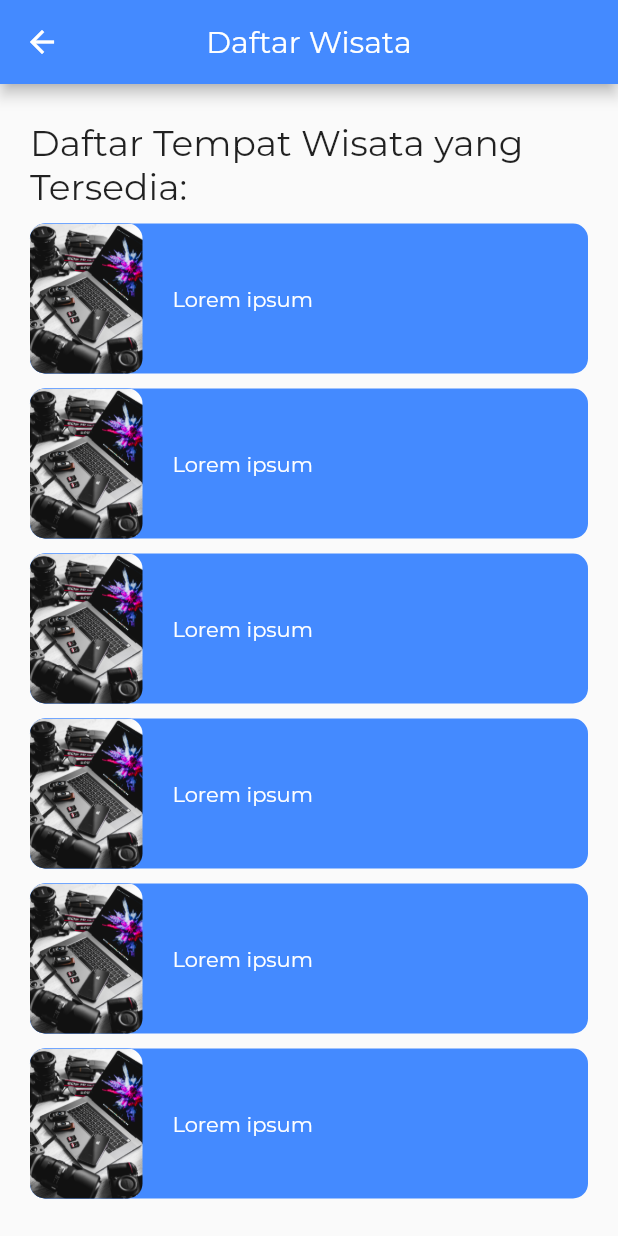
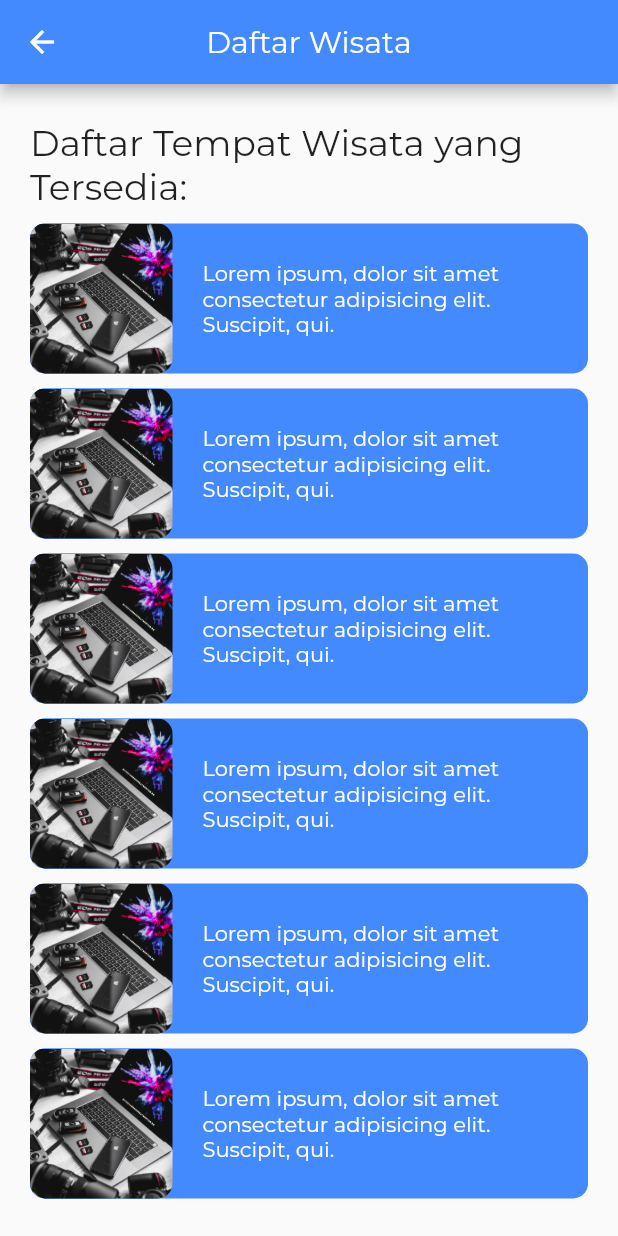
Before and after one commit to MuhammadFarhan200/belajar-flutter-new, a Flutter app: the DaftarWisata screen opened directly, on a phone screen of 412 x 824 dp. Run offline on Flutter 3.47's test engine with Material 2 defaults, Android fonts, the phone set to English and light mode, and no system bars; our stand-ins replace awesome_snackbar_content, google_fonts, rflutter_alert; missing offline and left inert: dart:html, splash_screen_view; project files that could hold a hidden picture were left out.

Commit message:
Menyesuaikan ukuran container pada task 25-10-2022

```diff
--- a/lib/main.dart
+++ b/lib/main.dart
@@ -1,11 +1,6 @@
 import 'package:flutter/material.dart';
-import 'package:movie_apps/ui/gridView/gridInGrid.dart';
-import 'package:movie_apps/ui/tabNavigation/bottomNavigation.dart';
-import 'package:movie_apps/ui/tabNavigation/latihan/homeScreen.dart';
 import 'package:movie_apps/ui/tabNavigation/latihan/loginScreen.dart';
-import 'package:movie_apps/ui/tabNavigation/tabBar.dart';
 import 'package:splash_screen_view/SplashScreenView.dart';
-import 'package:splash_screen_view/splash_screen_view.dart';
 
 void main() {
   runApp(MyApp());
--- a/lib/ui/tabNavigation/latihan/daftarWisata.dart
+++ b/lib/ui/tabNavigation/latihan/daftarWisata.dart
@@ -10,6 +10,7 @@ class DaftarWisata extends StatefulWidget {
 class _DaftarWisataState extends State<DaftarWisata> {
   @override
   Widget build(BuildContext context) {
+    var deviceWidth = MediaQuery.of(context).size.width;
     return Scaffold(
       appBar: AppBar(
         title: Text('Daftar Wisata'),
@@ -37,7 +38,7 @@ class _DaftarWisataState extends State<DaftarWisata> {
               child: Row(
                 children: [
                   Container(
-                    width: 75,
+                    width: 95,
                     decoration: BoxDecoration(
                       color: Colors.blueAccent,
                       borderRadius: BorderRadius.circular(10),
@@ -48,9 +49,10 @@ class _DaftarWisataState extends State<DaftarWisata> {
                     ),
                   ),
                   Container(
+                    width: deviceWidth * 0.6,
                     padding: EdgeInsets.all(20),
                     child: Text(
-                      'Lorem ipsum',
+                      'Lorem ipsum, dolor sit amet consectetur adipisicing elit. Suscipit, qui.',
                       style: TextStyle(color: Colors.white),
                     ),
                   ),
@@ -67,7 +69,7 @@ class _DaftarWisataState extends State<DaftarWisata> {
               child: Row(
                 children: [
                   Container(
-                    width: 75,
+                    width: 95,
                     decoration: BoxDecoration(
                       color: Colors.blueAccent,
                       borderRadius: BorderRadius.circular(10),
@@ -78,9 +80,10 @@ class _DaftarWisataState extends State<DaftarWisata> {
                     ),
                   ),
                   Container(
+                    width: deviceWidth * 0.6,
                     padding: EdgeInsets.all(20),
                     child: Text(
-                      'Lorem ipsum',
+                      'Lorem ipsum, dolor sit amet consectetur adipisicing elit. Suscipit, qui.',
                       style: TextStyle(color: Colors.white),
                     ),
                   ),
@@ -97,7 +100,7 @@ class _DaftarWisataState extends State<DaftarWisata> {
               child: Row(
                 children: [
                   Container(
-                    width: 75,
+                    width: 95,
                     decoration: BoxDecoration(
                       color: Colors.blueAccent,
                       borderRadius: BorderRadius.circular(10),
@@ -108,9 +111,10 @@ class _DaftarWisataState extends State<DaftarWisata> {
                     ),
                   ),
                   Container(
+                    width: deviceWidth * 0.6,
                     padding: EdgeInsets.all(20),
                     child: Text(
-                      'Lorem ipsum',
+                      'Lorem ipsum, dolor sit amet consectetur adipisicing elit. Suscipit, qui.',
                       style: TextStyle(color: Colors.white),
                     ),
                   ),
@@ -127,7 +131,7 @@ class _DaftarWisataState extends State<DaftarWisata> {
               child: Row(
                 children: [
                   Container(
-                    width: 75,
+                    width: 95,
                     decoration: BoxDecoration(
                       color: Colors.blueAccent,
                       borderRadius: BorderRadius.circular(10),
@@ -138,9 +142,10 @@ class _DaftarWisataState extends State<DaftarWisata> {
                     ),
                   ),
                   Container(
+                    width: deviceWidth * 0.6,
                     padding: EdgeInsets.all(20),
                     child: Text(
-                      'Lorem ipsum',
+                      'Lorem ipsum, dolor sit amet consectetur adipisicing elit. Suscipit, qui.',
                       style: TextStyle(color: Colors.white),
                     ),
                   ),
@@ -157,7 +162,7 @@ class _DaftarWisataState extends State<DaftarWisata> {
               child: Row(
                 children: [
                   Container(
-                    width: 75,
+                    width: 95,
                     decoration: BoxDecoration(
                       color: Colors.blueAccent,
                       borderRadius: BorderRadius.circular(10),
@@ -168,9 +173,10 @@ class _DaftarWisataState extends State<DaftarWisata> {
                     ),
                   ),
                   Container(
+                    width: deviceWidth * 0.6,
                     padding: EdgeInsets.all(20),
                     child: Text(
-                      'Lorem ipsum',
+                      'Lorem ipsum, dolor sit amet consectetur adipisicing elit. Suscipit, qui.',
                       style: TextStyle(color: Colors.white),
                     ),
                   ),
@@ -187,7 +193,7 @@ class _DaftarWisataState extends State<DaftarWisata> {
               child: Row(
                 children: [
                   Container(
-                    width: 75,
+                    width: 95,
                     decoration: BoxDecoration(
                       color: Colors.blueAccent,
                       borderRadius: BorderRadius.circular(10),
@@ -198,9 +204,10 @@ class _DaftarWisataState extends State<DaftarWisata> {
                     ),
                   ),
                   Container(
+                    width: deviceWidth * 0.6,
                     padding: EdgeInsets.all(20),
                     child: Text(
-                      'Lorem ipsum',
+                      'Lorem ipsum, dolor sit amet consectetur adipisicing elit. Suscipit, qui.',
                       style: TextStyle(color: Colors.white),
                     ),
                   ),
--- a/lib/ui/tabNavigation/latihan/homeScreen.dart
+++ b/lib/ui/tabNavigation/latihan/homeScreen.dart
@@ -62,9 +62,10 @@ class _HomeScreenState extends State<HomeScreen> {
                             ),
                           ),
                           Container(
+                            width: deviceWidth * 0.5,
                             padding: EdgeInsets.all(20),
                             child: Text(
-                              'Lorem ipsum',
+                              'Lorem ipsum, dolor sit amet consectetur adipisicing elit. Suscipit, qui.',
                               style: TextStyle(color: Colors.white),
                             ),
                           ),
@@ -93,9 +94,10 @@ class _HomeScreenState extends State<HomeScreen> {
                             ),
                           ),
                           Container(
+                            width: deviceWidth * 0.5,
                             padding: EdgeInsets.all(20),
                             child: Text(
-                              'Lorem ipsum',
+                              'Lorem ipsum, dolor sit amet consectetur adipisicing elit. Suscipit, qui.',
                               style: TextStyle(color: Colors.white),
                             ),
                           ),
@@ -124,9 +126,10 @@ class _HomeScreenState extends State<HomeScreen> {
                             ),
                           ),
                           Container(
+                            width: deviceWidth * 0.5,
                             padding: EdgeInsets.all(20),
                             child: Text(
-                              'Lorem ipsum',
+                              'Lorem ipsum, dolor sit amet consectetur adipisicing elit. Suscipit, qui.',
                               style: TextStyle(color: Colors.white),
                             ),
                           ),
```
Also changed, not shown: 1 other file.
